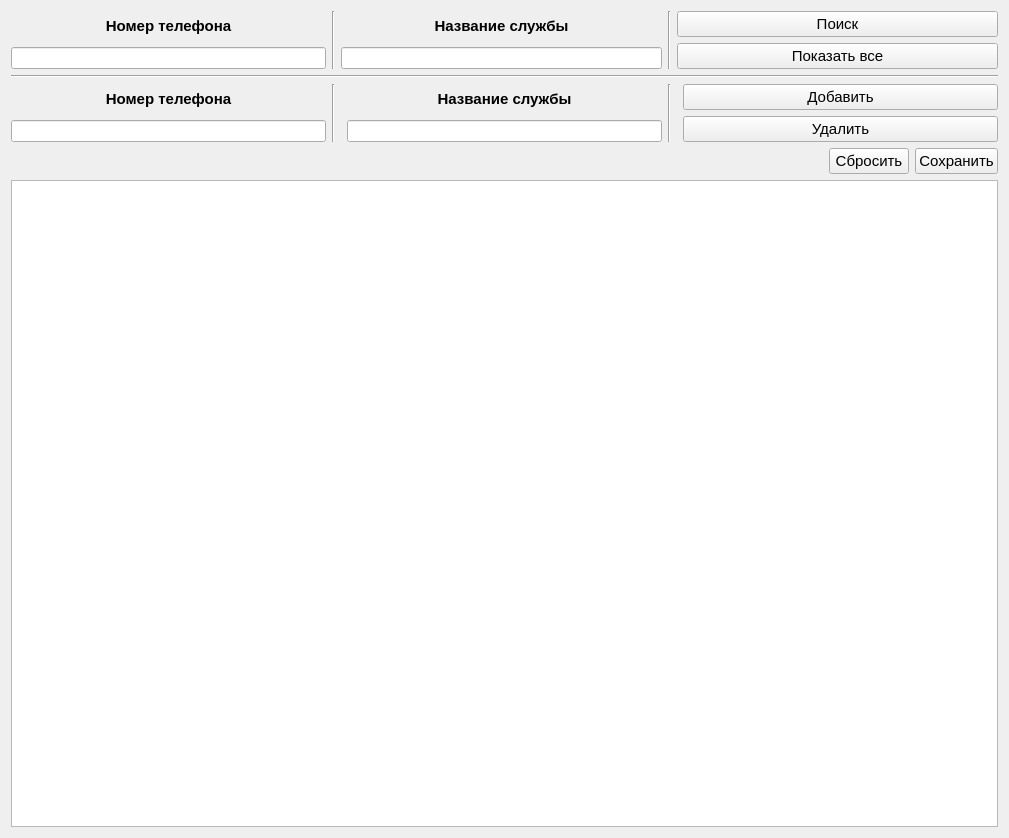
This is officialtelephones.ui in Yavlados/VKR as Qt 5 draws it before an edit. The edited form follows.
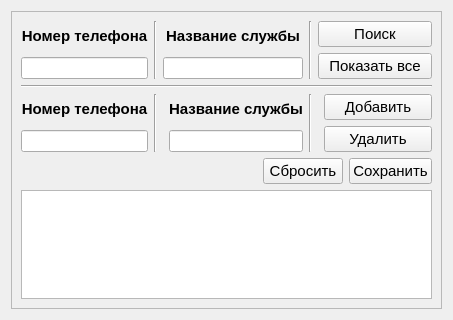
This is the edited form. Icons and pictures are not drawn.

```diff
--- a/officialtelephones.ui
+++ b/officialtelephones.ui
@@ -6,8 +6,8 @@
    <rect>
     <x>0</x>
     <y>0</y>
-    <width>1009</width>
-    <height>838</height>
+    <width>453</width>
+    <height>320</height>
    </rect>
   </property>
   <property name="windowTitle">
@@ -16,6 +16,21 @@
   <property name="autoFillBackground">
    <bool>true</bool>
   </property>
+  <layout class="QGridLayout" name="gridLayout_2">
+   <item row="0" column="0">
+    <widget class="QScrollArea" name="scrollArea">
+     <property name="widgetResizable">
+      <bool>true</bool>
+     </property>
+     <widget class="QWidget" name="scrollAreaWidgetContents">
+      <property name="geometry">
+       <rect>
+        <x>0</x>
+        <y>0</y>
+        <width>433</width>
+        <height>300</height>
+       </rect>
+      </property>
   <layout class="QGridLayout" name="gridLayout">
    <item row="0" column="0">
     <layout class="QVBoxLayout" name="verticalLayout_2">
@@ -297,6 +312,10 @@
       <layout class="QVBoxLayout" name="vl_for_label"/>
      </item>
     </layout>
+       </item>
+      </layout>
+     </widget>
+    </widget>
    </item>
   </layout>
  </widget>
```
Lines whose indentation alone changed are shown as unchanged.
